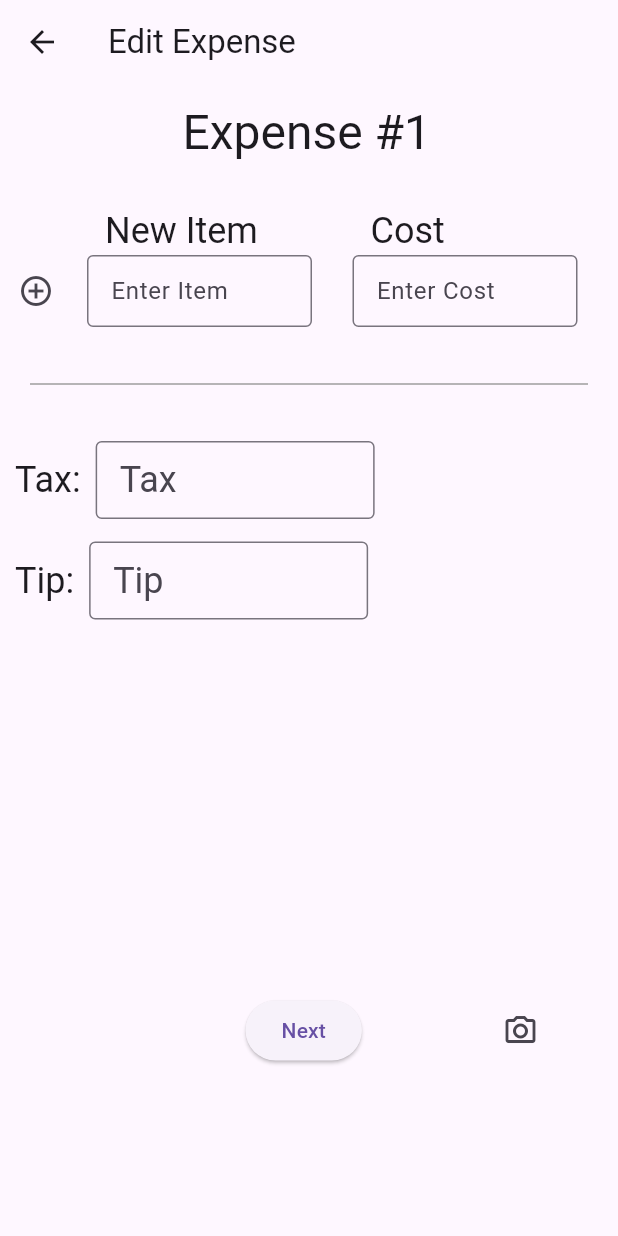
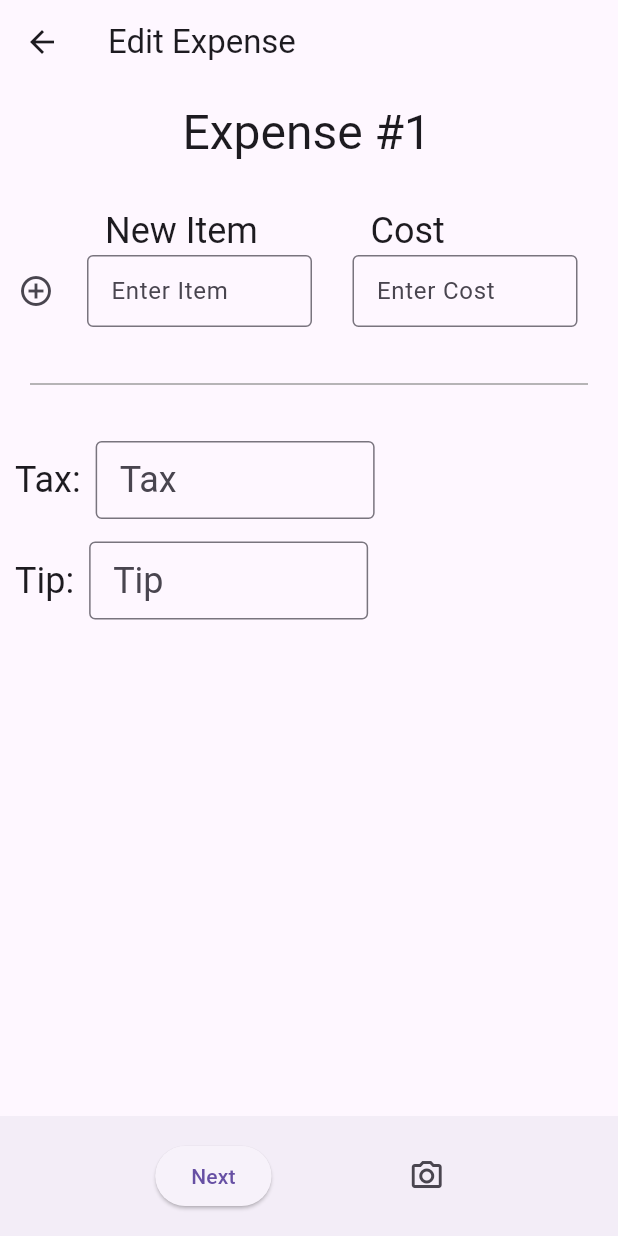
Before and after one commit to bradhu25/QuirkyQuarters, a Flutter app: the EditExpenseRoute screen opened directly, on a phone screen of 412 x 824 dp. Run offline on Flutter 3.47's test engine with Material 3 defaults, Android fonts, the phone set to English and light mode, and no system bars.

Commit message:
Added bottom nav bar to edit expense

```diff
--- a/lib/screens/edit_expense.dart
+++ b/lib/screens/edit_expense.dart
@@ -186,18 +186,20 @@ class _EditExpenseRouteState extends State<EditExpenseRoute> {
                     ],
                   ),
                 ),
-
-                // TODO: [UI] Make Next/Camera buttons appear fixed at the bottom of
-                // the screen. This means we can still see them when we scroll.
-                SizedBox(height: 250),
-                Row(
+              ],
+            ),
+          ),
+        ),
+      ),
+          bottomNavigationBar: BottomAppBar(
+            child: Padding(
+              padding: const EdgeInsets.symmetric(horizontal: 8.0, vertical: 8.0),
+              child: Row(
                 mainAxisAlignment: MainAxisAlignment.spaceEvenly,
-                  // TODO: [UI] Fix spacing between 'Next' button and camera icon
                 children: [
-                    Spacer(flex: 4,),
                   ElevatedButton(
                     onPressed: () {
-                        // TODO: [DEV] Implement Next button functionality and ensure cannot advance without filled out expenses.
+                      // TODO: [DEV] Implement Next button functionality and ensure it does not proceed without fields
                       Navigator.push(
                         context,
                         MaterialPageRoute(builder: (context) => const ReceiptSummaryRoute()),
@@ -205,21 +207,16 @@ class _EditExpenseRouteState extends State<EditExpenseRoute> {
                     },
                     child: const Text('Next'),
                   ),
-                    Spacer(flex: 2),
                   IconButton(
                     icon: Icon(Icons.camera_alt_outlined),
                     onPressed: () {
                       // TODO: [DEV] Implement camera icon functionality
                     },
                   ),
-                    Spacer(flex: 1),
-                  ],
-                ),
                 ],
               ),
             ),
           ),
-      )
     );
   }
 }
```
Lines whose indentation alone changed are shown as unchanged.
